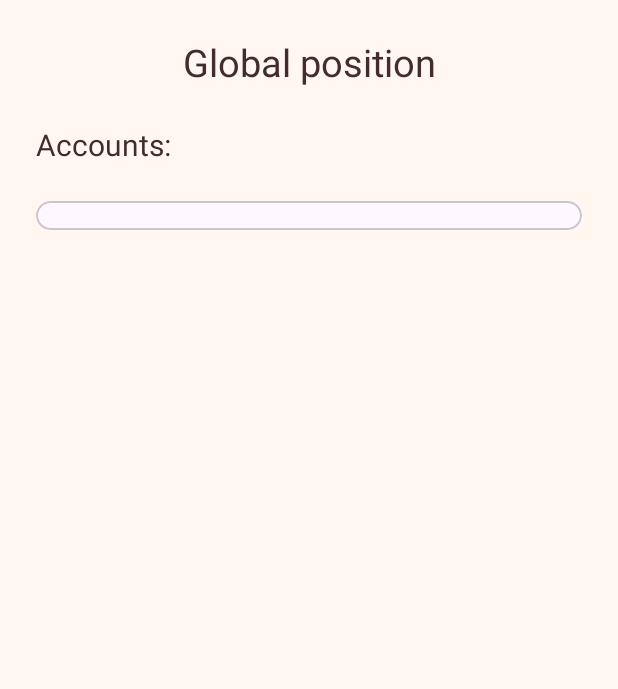
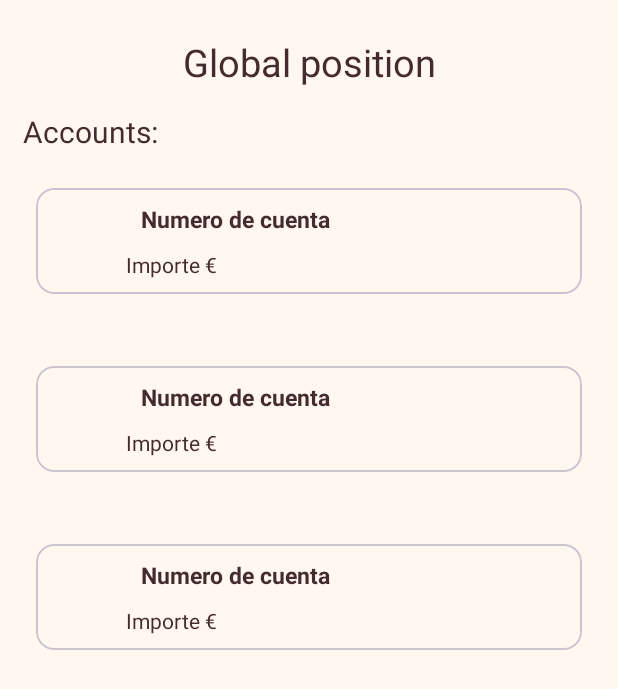
Before and after one commit to CarlesDev87/PMM_2023, an Android app: the layout activity_global_position.xml on its own in the app's theme, with its tools: preview values and no code run, on a phone screen of 412 x 824 dp. Shown: the top 689 px of the screen. Run offline under Robolectric (Android 15) with nearby library versions, the phone set to English and light mode, and no system bars.

Commit message:
Activity cuentas completo, falta solucionar Activity Movimientos.

```diff
--- a/BancoCalamo/app/build.gradle.kts
+++ b/BancoCalamo/app/build.gradle.kts
@@ -51,5 +51,6 @@ dependencies {
     androidTestImplementation("androidx.test.ext:junit:1.1.5")
     androidTestImplementation("androidx.test.espresso:espresso-core:3.5.1")
     implementation("com.airbnb.android:lottie:6.1.0")
+    implementation("com.github.bumptech.glide:glide:4.16.0")
 
 }
--- a/BancoCalamo/app/src/main/java/com/example/banco_calamo/bd/MiBancoOperacional.kt
+++ b/BancoCalamo/app/src/main/java/com/example/banco_calamo/bd/MiBancoOperacional.kt
@@ -4,6 +4,7 @@ import android.content.Context
 import com.example.banco_calamo.pojo.Cliente
 import com.example.banco_calamo.pojo.Cuenta
 import com.example.banco_calamo.pojo.Movimiento
+import java.io.Serializable
 
 class MiBancoOperacional protected constructor(context: Context?) {
     private val miBD: MiBD?
--- a/BancoCalamo/app/src/main/res/layout/activity_global_position.xml
+++ b/BancoCalamo/app/src/main/res/layout/activity_global_position.xml
@@ -2,7 +2,9 @@
 <androidx.constraintlayout.widget.ConstraintLayout xmlns:android="http://schemas.android.com/apk/res/android"
     android:layout_width="match_parent"
     android:layout_height="match_parent"
-    xmlns:app="http://schemas.android.com/apk/res-auto">
+    xmlns:app="http://schemas.android.com/apk/res-auto"
+    xmlns:tools="http://schemas.android.com/tools"
+    tools:context=".activities.GlobalPositionActivity">
 
     <TextView
         android:id="@+id/txt_global_position"
@@ -15,6 +17,7 @@
         android:textAlignment="center"
         android:layout_margin="@dimen/common_padding_min"
         android:textSize="@dimen/textview"/>
+
     <TextView
         android:id="@+id/txt_titulo_cuentas"
         android:layout_width="0dp"
@@ -23,31 +26,21 @@
         app:layout_constraintTop_toBottomOf="@id/txt_global_position"
         app:layout_constraintStart_toStartOf="parent"
         app:layout_constraintEnd_toEndOf="@id/txt_global_position"
-        android:layout_margin="@dimen/common_padding_min"
+        android:layout_margin="@dimen/padding_botones"
         android:textSize="@dimen/text_login"
         />
 
-    <com.google.android.material.card.MaterialCardView
-        android:id="@+id/card_view_cuentas"
+    <androidx.recyclerview.widget.RecyclerView
+        android:id="@+id/recyclerView_cuentas"
         android:layout_width="0dp"
         android:layout_height="wrap_content"
+        tools:listitem="@layout/item_cuenta"
         app:layout_constraintTop_toBottomOf="@id/txt_titulo_cuentas"
         app:layout_constraintStart_toStartOf="parent"
         app:layout_constraintEnd_toEndOf="parent"
-        android:layout_margin="@dimen/common_padding_min">
 
-        <TextView
-            android:id="@+id/txtView_cuentas"
-            android:layout_width="0dp"
-            android:layout_height="wrap_content"
-            />
-        <TextView
-            android:id="@+id/txtView_saldo"
-            android:layout_width="0dp"
-            android:layout_height="wrap_content"/>
+        />
 
 
-    </com.google.android.material.card.MaterialCardView>
 
-
-</androidx.constraintlayout.widget.ConstraintLayout>
+    </androidx.constraintlayout.widget.ConstraintLayout>
--- a/BancoCalamo/app/src/main/res/layout/activity_main.xml
+++ b/BancoCalamo/app/src/main/res/layout/activity_main.xml
@@ -156,7 +156,7 @@
                     app:icon="@drawable/ic_btn7"
                     app:layout_constraintEnd_toEndOf="@id/constraint_buttons"
                     app:layout_constraintStart_toStartOf="@id/constraint_buttons"
-                    app:layout_constraintTop_toBottomOf="@id/sexto_boton" />
+                    app:layout_constraintTop_toBottomOf="@id/sexto_boton"/>
 
 
             </androidx.constraintlayout.widget.ConstraintLayout>
--- a/BancoCalamo/app/src/main/res/layout/activity_splash.xml
+++ b/BancoCalamo/app/src/main/res/layout/activity_splash.xml
@@ -2,7 +2,9 @@
 <androidx.constraintlayout.widget.ConstraintLayout xmlns:android="http://schemas.android.com/apk/res/android"
     xmlns:app="http://schemas.android.com/apk/res-auto"
     android:layout_width="match_parent"
-    android:layout_height="match_parent">
+    android:layout_height="match_parent"
+    xmlns:tools="http://schemas.android.com/tools"
+    tools:context=".activities.SplashActivity">
 
 
     <com.airbnb.lottie.LottieAnimationView
--- a/BancoCalamo/app/src/main/res/layout/activity_transfer.xml
+++ b/BancoCalamo/app/src/main/res/layout/activity_transfer.xml
@@ -2,6 +2,7 @@
 <androidx.constraintlayout.widget.ConstraintLayout xmlns:android="http://schemas.android.com/apk/res/android"
     xmlns:app="http://schemas.android.com/apk/res-auto"
     xmlns:tools="http://schemas.android.com/tools"
+    tools:context=".activities.TransferActivity"
     android:layout_width="match_parent"
     android:layout_height="match_parent">
 
--- /dev/null
+++ b/BancoCalamo/app/src/main/res/layout/item_cuenta.xml
@@ -0,0 +1,60 @@
+<?xml version="1.0" encoding="utf-8"?>
+<com.google.android.material.card.MaterialCardView
+    android:id="@+id/cardView_cuentas"
+    android:layout_width="match_parent"
+    android:layout_height="wrap_content"
+    android:layout_margin="@dimen/common_padding_min"
+    app:layout_constraintEnd_toEndOf="parent"
+    app:layout_constraintStart_toStartOf="parent"
+    app:layout_constraintTop_toTopOf="parent"
+    xmlns:android="http://schemas.android.com/apk/res/android"
+    xmlns:app="http://schemas.android.com/apk/res-auto">
+
+    <androidx.constraintlayout.widget.ConstraintLayout
+        android:id="@+id/constraint_cuentas"
+        xmlns:tools="http://schemas.android.com/tools"
+        android:layout_width="match_parent"
+        android:layout_height="match_parent">
+
+        <ImageView
+            android:id="@+id/img_cuenta_banco"
+            android:layout_width="@dimen/card_img_size"
+            android:layout_height="@dimen/card_img_size"
+            app:layout_constraintStart_toStartOf="@id/constraint_cuentas"
+            app:layout_constraintEnd_toStartOf="@id/txt_num_cuenta"
+            app:layout_constraintBottom_toBottomOf="@id/constraint_cuentas"
+            android:layout_margin="@dimen/padding_min"
+
+            />
+
+
+            <TextView
+                android:id="@+id/txt_num_cuenta"
+                android:layout_width="0dp"
+                android:layout_height="wrap_content"
+                android:textAlignment="textStart"
+                tools:text="Numero de cuenta"
+                app:layout_constraintStart_toEndOf="@id/img_cuenta_banco"
+                app:layout_constraintTop_toTopOf="@id/constraint_cuentas"
+                app:layout_constraintEnd_toEndOf="@id/constraint_cuentas"
+                android:layout_margin="@dimen/padding_min"
+                android:textStyle="bold"
+                android:textSize="@dimen/padding_botones"
+
+                />
+
+            <TextView
+                android:id="@+id/txt_importe_cuenta"
+                android:layout_width="0dp"
+                android:layout_height="wrap_content"
+                tools:text="Importe €"
+                app:layout_constraintTop_toBottomOf="@id/txt_num_cuenta"
+                app:layout_constraintStart_toEndOf="@id/img_cuenta_banco"
+                app:layout_constraintBottom_toBottomOf="@id/constraint_cuentas"
+                app:layout_constraintEnd_toEndOf="@id/constraint_cuentas"
+                android:layout_margin="@dimen/padding_min"
+                />
+
+</androidx.constraintlayout.widget.ConstraintLayout>
+
+</com.google.android.material.card.MaterialCardView>
--- a/BancoCalamo/app/src/main/res/values/dimens.xml
+++ b/BancoCalamo/app/src/main/res/values/dimens.xml
@@ -11,5 +11,7 @@
     <dimen name="commom_margin_avatar">45dp</dimen>
     <dimen name="padding_botones">15dp</dimen>
     <dimen name="margin_buttons">15dp</dimen>
+    <dimen name="card_img_size">40dp</dimen>
+    <dimen name="padding_min">10dp</dimen>
 
 </resources>
--- a/BancoCalamo/app/src/main/res/values/strings.xml
+++ b/BancoCalamo/app/src/main/res/values/strings.xml
@@ -48,5 +48,8 @@
     <string name="toast_cliente_noExiste">Client does not exist on DB</string>
     <string name="txt_posicion_global">Global position</string>
     <string name="txt_cuentas">Accounts:</string>
+    <string name="txt_movimientos">Movements</string>
+    <string name="txt_titulo_movimientos">Select the account:</string>
+    <string name="txt_ultimos_movimientos">"Last movements: "</string>
 
 </resources>
```
Also changed, not shown: BancoCalamo/app/src/main/AndroidManifest.xml (+12 -1 lines), BancoCalamo/app/src/main/java/com/example/banco_calamo/activities/AdapterCuentas.kt (added, +59 -0 lines), BancoCalamo/app/src/main/java/com/example/banco_calamo/activities/AdapterMovimientos.kt (added, +52 -0 lines), BancoCalamo/app/src/main/java/com/example/banco_calamo/activities/GlobalPositionActivity.kt (+16 -7 lines), BancoCalamo/app/src/main/java/com/example/banco_calamo/activities/MainActivity.kt (+12 -0 lines), BancoCalamo/app/src/main/java/com/example/banco_calamo/activities/MovementsActivity.kt (added, +57 -0 lines), BancoCalamo/app/src/main/res/layout/activity_movements.xml (added, +68 -0 lines), BancoCalamo/app/src/main/res/layout/item_movimientos.xml (added, +56 -0 lines), 1 other file.
